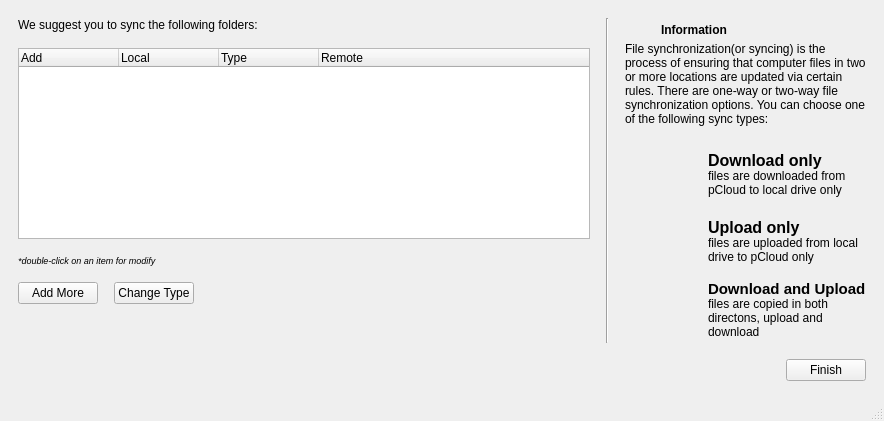
This is suggestnsbasewin.ui in pcloudcom/psyncgui as Qt 5 draws it before an edit. The edited form follows.
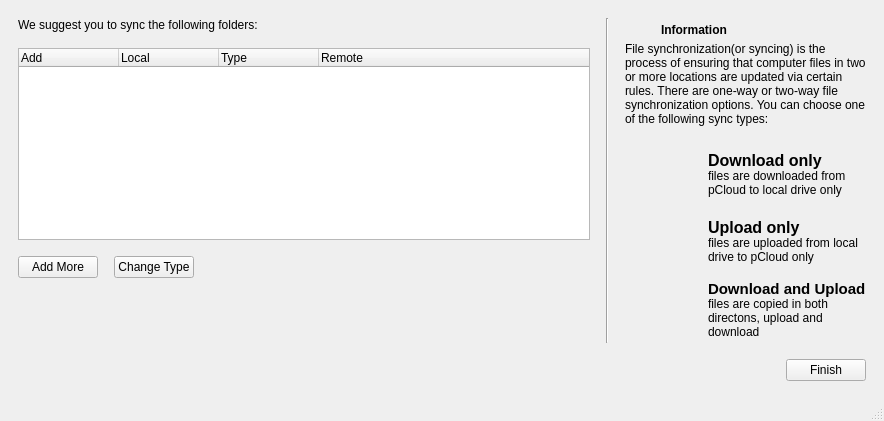
This is the edited form. Icons and pictures are not drawn.

Commit message: SLX-236 | new design - ui forms

```diff
--- a/suggestnsbasewin.ui
+++ b/suggestnsbasewin.ui
@@ -63,16 +63,6 @@
                 </column>
                </widget>
               </item>
-              <item alignment="Qt::AlignTop">
-               <widget class="QLabel" name="label_changeinfo">
-                <property name="text">
-                 <string>&lt;html&gt;&lt;head/&gt;&lt;body&gt;&lt;p&gt;&lt;span style=&quot; font-size:7pt; font-style:italic;&quot;&gt;*double-click on an item for modify&lt;/span&gt;&lt;/p&gt;&lt;/body&gt;&lt;/html&gt;</string>
-                </property>
-                <property name="alignment">
-                 <set>Qt::AlignLeading|Qt::AlignLeft|Qt::AlignTop</set>
-                </property>
-               </widget>
-              </item>
               <item>
                <layout class="QHBoxLayout" name="horizontalLayout">
                 <item>
```
Left out of the diff: 2 changed lines with no effect on the pictures. The commit also changes 6 other files.
